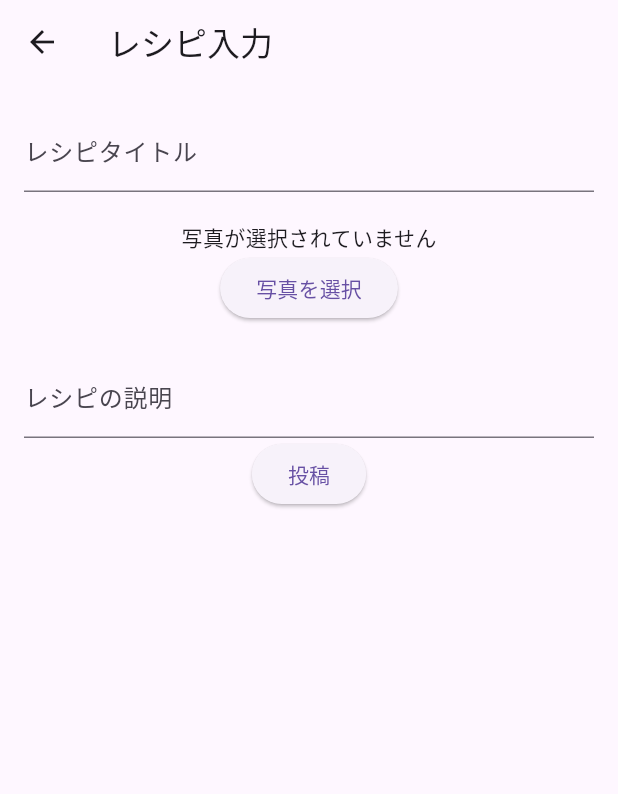
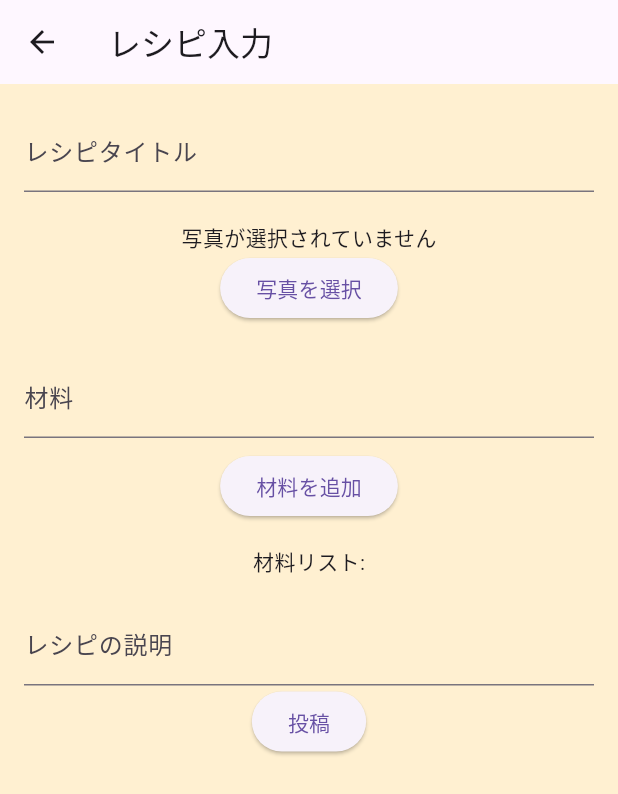
Before and after one commit to garden905/OryoriMemorun, a Flutter app: the screen it shows after launch, item 2 of the bottom bar chosen, after a tap on the "add" icon, on a phone screen of 412 x 824 dp. Shown: the top 794 px of the screen. Run offline on Flutter 3.47's test engine with Material 3 defaults, Android fonts, the phone set to English and light mode, and no system bars; our stand-ins replace image_picker, sqflite; accounts and stored records are empty.

Commit message:
材料入力欄を作りました

```diff
--- a/lib/main.dart
+++ b/lib/main.dart
@@ -60,7 +60,7 @@ class _MyHomePageState extends State<MyHomePage> {
   @override
   Widget build(BuildContext context) {
     return Scaffold(
-      backgroundColor: const Color.fromARGB(255, 255, 217, 136),
+      backgroundColor: const Color.fromARGB(255, 255, 240, 209),
       body: IndexedStack(
         index: _selectedIndex,
         children: [
--- a/lib/recipe_edit_page.dart
+++ b/lib/recipe_edit_page.dart
@@ -51,6 +51,7 @@ class _RecipeEditPageState extends State<RecipeEditPage> {
   @override
   Widget build(BuildContext context) {
     return Scaffold(
+      backgroundColor: const Color.fromARGB(255, 255, 240, 209),
       appBar: AppBar(
         title: Text('レシピ編集'),
         actions: [
--- a/lib/recipe_input_page.dart
+++ b/lib/recipe_input_page.dart
@@ -15,6 +15,8 @@ class _RecipeInputPageState extends State<RecipeInputPage> {
   File? _recipePhoto; // File型に変更
   String _recipeDiscription = '';
   final ImagePicker _picker = ImagePicker();
+  final List<String> _ingredients = [];
+  final TextEditingController _ingredientController = TextEditingController();
 
   Future<void> _pickImage() async {
     final pickedFile = await _picker.pickImage(source: ImageSource.gallery);
@@ -25,9 +27,25 @@ class _RecipeInputPageState extends State<RecipeInputPage> {
     }
   }
 
+  void _addIngredient() {
+    if (_ingredientController.text.isNotEmpty) {
+      setState(() {
+        _ingredients.add(_ingredientController.text);
+        _ingredientController.clear();
+      });
+    }
+  }
+
+  void _removeIngredient(int index) {
+    setState(() {
+      _ingredients.removeAt(index);
+    });
+  }
+
   @override
   Widget build(BuildContext context) {
     return Scaffold(
+      backgroundColor: const Color.fromARGB(255, 255, 240, 209),
       appBar: AppBar(
         title: Text('レシピ入力'),
       ),
@@ -53,6 +71,29 @@ class _RecipeInputPageState extends State<RecipeInputPage> {
                   child: Text('写真を選択'),
                 ),
                 SizedBox(height: 20),
+                TextFormField(
+                  controller: _ingredientController,
+                  decoration: InputDecoration(labelText: '材料'),
+                ),
+                SizedBox(height: 8.0),
+                ElevatedButton(
+                  onPressed: _addIngredient,
+                  child: Text('材料を追加'),
+                ),
+                SizedBox(height: 16.0),
+                Text('材料リスト:'),
+                for (int i = 0; i < _ingredients.length; i++)
+                  Row(
+                    mainAxisAlignment: MainAxisAlignment.spaceBetween,
+                    children: [
+                      Text(_ingredients[i]),
+                      IconButton(
+                        icon: Icon(Icons.delete),
+                        onPressed: () => _removeIngredient(i),
+                      ),
+                    ],
+                  ),
+                SizedBox(height: 16.0),
                 TextFormField(
                   decoration: InputDecoration(labelText: 'レシピの説明'),
                   onSaved: (value) {
--- a/lib/recipe_list_page.dart
+++ b/lib/recipe_list_page.dart
@@ -3,7 +3,6 @@ import 'recipe.dart';
 import 'recipe_detail_page.dart';
 import 'database_helper.dart';
 import 'recipe_input_page.dart';
-import 'recipe_edit_page.dart';
 import 'dart:io'; // Fileクラスをインポート
 
 class RecipeListPage extends StatefulWidget {
@@ -26,7 +25,7 @@ class _RecipeListPageState extends State<RecipeListPage> {
   @override
   Widget build(BuildContext context) {
     return Scaffold(
-        backgroundColor: const Color.fromARGB(255, 255, 217, 136),
+        backgroundColor: const Color.fromARGB(255, 255, 240, 209),
         appBar: AppBar(
           title: Text('レシピ一覧'),
         ),
@@ -34,7 +33,10 @@ class _RecipeListPageState extends State<RecipeListPage> {
           itemCount: widget.recipes.length,
           itemBuilder: (context, index) {
             final recipe = widget.recipes[index];
-            return GestureDetector(
+            return Padding(
+                padding:
+                    const EdgeInsets.symmetric(vertical: 3.0), // 上下に8ピクセルの隙間を追加
+                child: GestureDetector(
                   onTap: () {
                     Navigator.push(
                       context,
@@ -70,7 +72,8 @@ class _RecipeListPageState extends State<RecipeListPage> {
                     );
                   },
                   child: Container(
-                color: const Color.fromARGB(255, 255, 255, 255), // ここで背景色を設定
+                    color:
+                        const Color.fromARGB(255, 255, 255, 255), // ここで背景色を設定
                     height: 150.0, // リストアイテムの高さを統一
                     child: Row(
                       children: [
@@ -82,7 +85,8 @@ class _RecipeListPageState extends State<RecipeListPage> {
                               crossAxisAlignment: CrossAxisAlignment.start,
                               mainAxisAlignment: MainAxisAlignment.center,
                               children: [
-                            Text(recipe.name, style: TextStyle(fontSize: 18.0)),
+                                Text(recipe.name,
+                                    style: TextStyle(fontSize: 18.0)),
                               ],
                             ),
                           ),
@@ -97,7 +101,7 @@ class _RecipeListPageState extends State<RecipeListPage> {
                       ],
                     ),
                   ),
-            );
+                ));
           },
         ),
         floatingActionButton: FloatingActionButton(
```
Lines whose indentation alone changed are shown as unchanged.
